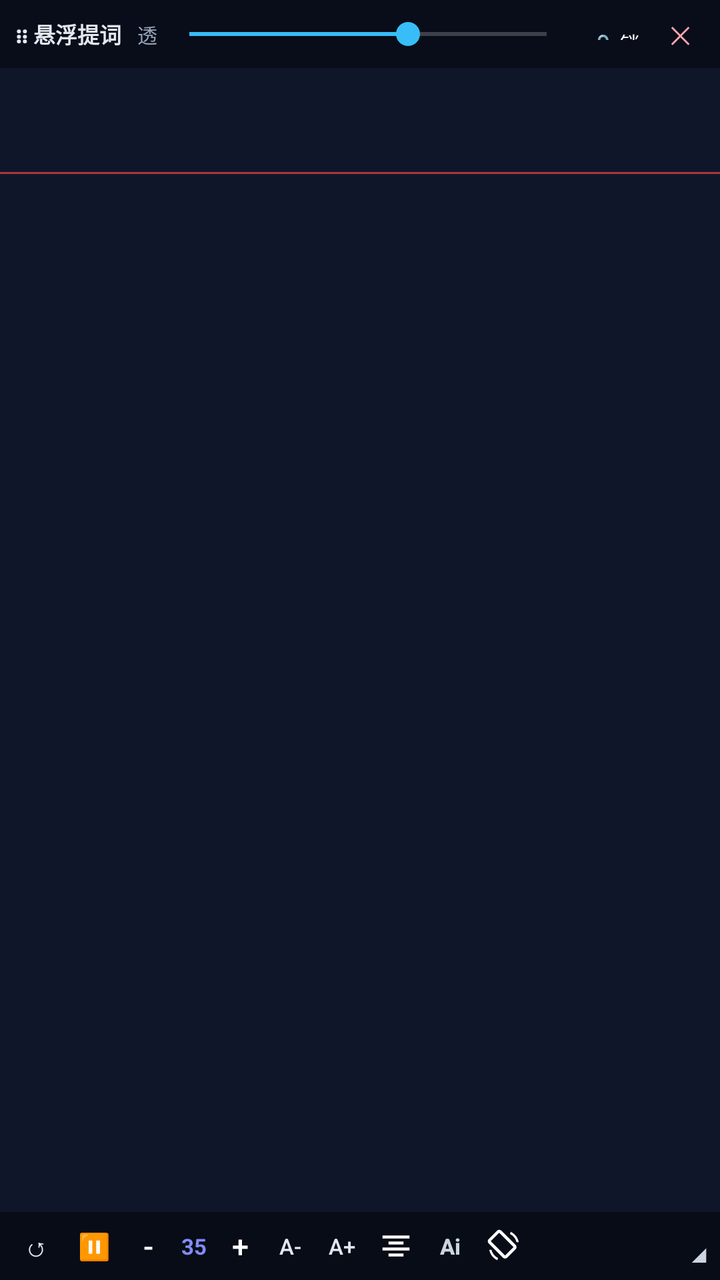
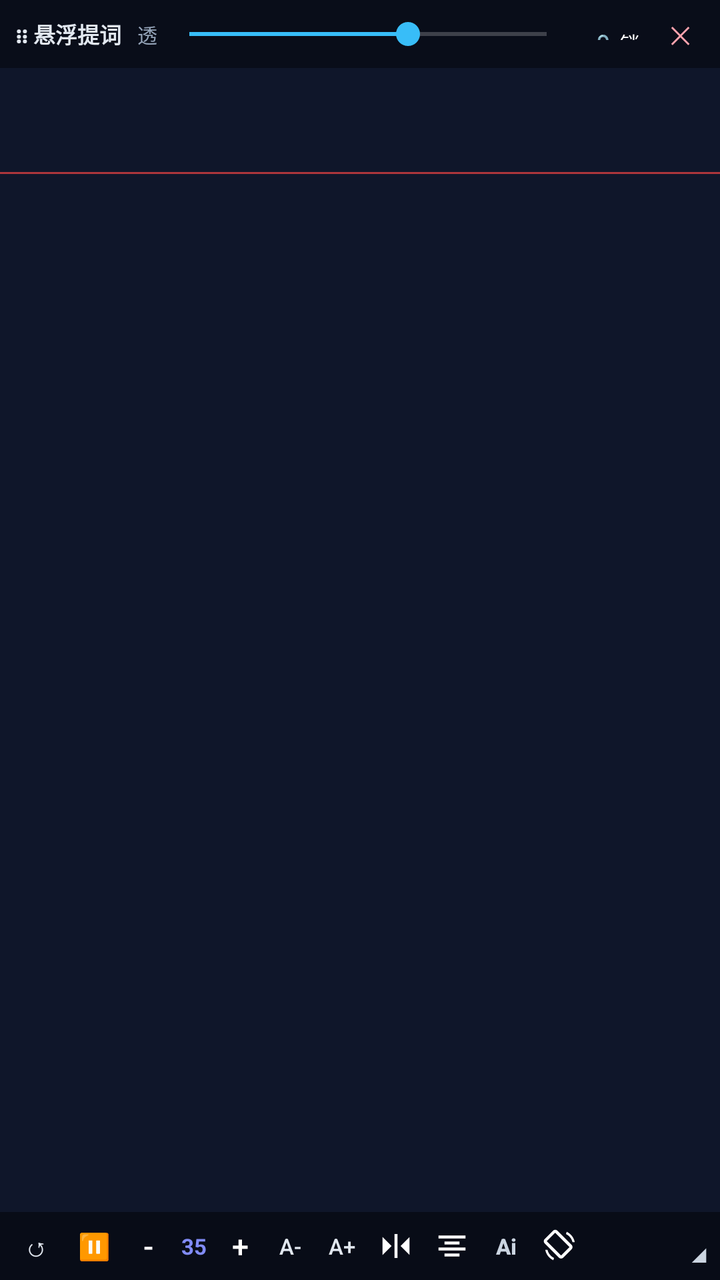

An Android layout rendered at two revisions. The XML below is the earlier revision; the diff shows what the commit changed to produce the second picture.
<!-- AndroidManifest.xml: application theme Theme.SmartPrompter -->
<!-- res/layout/floating_prompter.xml -->
<?xml version="1.0" encoding="utf-8"?>
<LinearLayout xmlns:android="http://schemas.android.com/apk/res/android"
    android:id="@+id/floatRootContainer"
    android:layout_width="match_parent"
    android:layout_height="match_parent"
    android:orientation="vertical"
    android:background="#8C0F172A">

    
    <LinearLayout
        android:id="@+id/floatDragHandle"
        android:layout_width="match_parent"
        android:layout_height="34dp"
        android:background="#66000000"
        android:orientation="horizontal"
        android:gravity="center_vertical"
        android:paddingStart="8dp"
        android:paddingEnd="6dp">

        <TextView
            android:layout_width="wrap_content"
            android:layout_height="wrap_content"
            android:text="⋮⋮ 悬浮提词"
            android:textColor="#E2E8F0"
            android:textSize="11sp"
            android:textStyle="bold" />

        <TextView
            android:layout_width="wrap_content"
            android:layout_height="wrap_content"
            android:text="透"
            android:textColor="#94A3B8"
            android:textSize="10sp"
            android:layout_marginStart="8dp" />

        <SeekBar
            android:id="@+id/floatOpacitySeek"
            android:layout_width="0dp"
            android:layout_height="wrap_content"
            android:layout_weight="1"
            android:max="90"
            android:progress="55" />

        <Button
            android:id="@+id/btnFloatLock"
            style="?android:attr/borderlessButtonStyle"
            android:layout_width="wrap_content"
            android:layout_height="26dp"
            android:minWidth="0dp"
            android:paddingStart="6dp"
            android:paddingEnd="6dp"
            android:text="🔒 锁"
            android:textColor="#FFFFFF"
            android:textSize="10sp" />

        <Button
            android:id="@+id/btnFloatClose"
            style="?android:attr/borderlessButtonStyle"
            android:layout_width="28dp"
            android:layout_height="26dp"
            android:minWidth="0dp"
            android:padding="0dp"
            android:text="✕"
            android:textColor="#FDA4AF"
            android:textSize="12sp" />
    </LinearLayout>

    
    <FrameLayout
        android:id="@+id/floatTextArea"
        android:layout_width="match_parent"
        android:layout_height="0dp"
        android:layout_weight="1">

        <View
            android:layout_width="match_parent"
            android:layout_height="1dp"
            android:layout_marginTop="52dp"
            android:background="#B3EF4444" />

        <ScrollView
            android:id="@+id/floatScrollContainer"
            android:layout_width="match_parent"
            android:layout_height="match_parent"
            android:scrollbars="none"
            android:overScrollMode="never">

            <LinearLayout
                android:id="@+id/floatTextWrapper"
                android:layout_width="match_parent"
                android:layout_height="wrap_content"
                android:orientation="vertical"
                android:paddingStart="12dp"
                android:paddingEnd="12dp"
                android:paddingTop="48dp"
                android:paddingBottom="180dp">

                <TextView
                    android:id="@+id/tvFloatText"
                    android:layout_width="match_parent"
                    android:layout_height="wrap_content"
                    android:gravity="center_horizontal"
                    android:lineSpacingMultiplier="1.35"
                    android:shadowColor="#FF000000"
                    android:shadowDx="0"
                    android:shadowDy="1"
                    android:shadowRadius="4"
                    android:textColor="#FFFFFF"
                    android:textSize="20sp"
                    android:textStyle="bold" />
            </LinearLayout>
        </ScrollView>
    </FrameLayout>

    
    <LinearLayout
        android:layout_width="match_parent"
        android:layout_height="34dp"
        android:background="#73000000"
        android:orientation="horizontal"
        android:gravity="center_vertical"
        android:paddingStart="4dp"
        android:paddingEnd="4dp">

        <HorizontalScrollView
            android:layout_width="0dp"
            android:layout_height="match_parent"
            android:layout_weight="1"
            android:scrollbars="none">

            <LinearLayout
                android:layout_width="wrap_content"
                android:layout_height="match_parent"
                android:orientation="horizontal"
                android:gravity="center_vertical">

                <Button
                    android:id="@+id/btnFloatRestart"
                    style="?android:attr/borderlessButtonStyle"
                    android:layout_width="28dp"
                    android:layout_height="30dp"
                    android:minWidth="0dp"
                    android:padding="0dp"
                    android:text="↺"
                    android:textColor="#E2E8F0"
                    android:textSize="13sp" />

                <Button
                    android:id="@+id/btnFloatPlay"
                    style="?android:attr/borderlessButtonStyle"
                    android:layout_width="30dp"
                    android:layout_height="30dp"
                    android:minWidth="0dp"
                    android:padding="0dp"
                    android:text="⏸"
                    android:textColor="#818CF8"
                    android:textSize="13sp" />

                <Button
                    android:id="@+id/btnFloatSpeedMinus"
                    style="?android:attr/borderlessButtonStyle"
                    android:layout_width="24dp"
                    android:layout_height="30dp"
                    android:minWidth="0dp"
                    android:padding="0dp"
                    android:text="-"
                    android:textColor="#FFFFFF"
                    android:textSize="15sp" />

                <TextView
                    android:id="@+id/tvFloatSpeed"
                    android:layout_width="22dp"
                    android:layout_height="wrap_content"
                    android:gravity="center"
                    android:text="35"
                    android:textColor="#818CF8"
                    android:textSize="11sp"
                    android:textStyle="bold" />

                <Button
                    android:id="@+id/btnFloatSpeedPlus"
                    style="?android:attr/borderlessButtonStyle"
                    android:layout_width="24dp"
                    android:layout_height="30dp"
                    android:minWidth="0dp"
                    android:padding="0dp"
                    android:text="+"
                    android:textColor="#FFFFFF"
                    android:textSize="15sp" />

                <Button
                    android:id="@+id/btnFloatFontMinus"
                    style="?android:attr/borderlessButtonStyle"
                    android:layout_width="26dp"
                    android:layout_height="30dp"
                    android:minWidth="0dp"
                    android:padding="0dp"
                    android:text="A-"
                    android:textColor="#E2E8F0"
                    android:textSize="11sp" />

                <Button
                    android:id="@+id/btnFloatFontPlus"
                    style="?android:attr/borderlessButtonStyle"
                    android:layout_width="26dp"
                    android:layout_height="30dp"
                    android:minWidth="0dp"
                    android:padding="0dp"
                    android:text="A+"
                    android:textColor="#E2E8F0"
                    android:textSize="11sp" />

                <ImageButton
                    android:id="@+id/btnFloatAlign"
                    android:layout_width="28dp"
                    android:layout_height="30dp"
                    android:padding="5dp"
                    android:scaleType="centerInside"
                    android:background="?android:attr/selectableItemBackgroundBorderless"
                    android:src="@drawable/ic_align_center"
                    android:contentDescription="对齐" />

                <Button
                    android:id="@+id/btnFloatAi"
                    style="?android:attr/borderlessButtonStyle"
                    android:layout_width="26dp"
                    android:layout_height="30dp"
                    android:minWidth="0dp"
                    android:padding="0dp"
                    android:text="Ai"
                    android:textAllCaps="false"
                    android:textColor="#CBD5E1"
                    android:textSize="11sp"
                    android:textStyle="bold" />

                <ImageButton
                    android:id="@+id/btnFloatOrient"
                    android:layout_width="28dp"
                    android:layout_height="30dp"
                    android:padding="5dp"
                    android:scaleType="centerInside"
                    android:background="?android:attr/selectableItemBackgroundBorderless"
                    android:src="@drawable/ic_orientation"
                    android:contentDescription="旋转尺寸" />
            </LinearLayout>
        </HorizontalScrollView>

        <TextView
            android:id="@+id/floatResizeHandle"
            android:layout_width="22dp"
            android:layout_height="26dp"
            android:gravity="bottom|end"
            android:paddingEnd="2dp"
            android:paddingBottom="1dp"
            android:text="◢"
            android:textColor="#CBD5E1"
            android:textSize="12sp" />
    </LinearLayout>
</LinearLayout>
<!-- resources referenced by this layout -->
<resources>
  <!-- drawable ic_align_center (drawable) -->
  <vector xmlns:android="http://schemas.android.com/apk/res/android"
      android:width="24dp"
      android:height="24dp"
      android:viewportWidth="24"
      android:viewportHeight="24">
      <path
          android:fillColor="#FFFFFF"
          android:pathData="M3,5H21V7H3V5ZM7,9H17V11H7V9ZM3,13H21V15H3V13ZM7,17H17V19H7V17Z" />
  </vector>
  <!-- drawable ic_orientation (drawable) -->
  <vector xmlns:android="http://schemas.android.com/apk/res/android"
      android:width="24dp"
      android:height="24dp"
      android:viewportWidth="24"
      android:viewportHeight="24">
      <path
          android:fillColor="#FFFFFF"
          android:pathData="M16.48,2.52C19.22,3.81 21.25,6.36 21.82,9.41H20.31C19.77,7.06 18.14,5.08 15.96,4.04L16.48,2.52ZM7.52,21.48C4.78,20.19 2.75,17.64 2.18,14.59H3.69C4.23,16.94 5.86,18.92 8.04,19.96L7.52,21.48ZM10.23,1.75L19.78,11.3C20.56,12.08 20.56,13.35 19.78,14.13L14.13,19.78C13.35,20.56 12.08,20.56 11.3,19.78L1.75,10.23C0.97,9.45 0.97,8.18 1.75,7.4L7.4,1.75C8.18,0.97 9.45,0.97 10.23,1.75ZM8.81,3.17L3.17,8.81L12.72,18.36L18.36,12.72L8.81,3.17Z" />
  </vector>
  <style name="Theme.SmartPrompter" parent="Theme.AppCompat.NoActionBar">
          <item name="colorPrimary">@color/purple_500</item>
          <item name="colorPrimaryDark">#0F172A</item>
          <item name="colorAccent">@color/teal_200</item>
          <item name="android:windowBackground">#0F172A</item>
      </style>
  <color name="purple_500">#6366F1</color>
  <color name="teal_200">#38BDF8</color>
</resources>

<!-- the commit's change to res/layout/floating_prompter.xml (unified diff, before → after) -->
@@ -211,6 +211,16 @@
                     android:textSize="11sp" />
 
                 <ImageButton
+                    android:id="@+id/btnFloatMirror"
+                    android:layout_width="28dp"
+                    android:layout_height="30dp"
+                    android:padding="5dp"
+                    android:scaleType="centerInside"
+                    android:background="?android:attr/selectableItemBackgroundBorderless"
+                    android:src="@drawable/ic_mirror"
+                    android:contentDescription="镜像" />
+
+                <ImageButton
                     android:id="@+id/btnFloatAlign"
                     android:layout_width="28dp"
                     android:layout_height="30dp"
<!-- resource entries referenced after the edit -->
@@ -9,6 +9,22 @@
       <path
           android:fillColor="#FFFFFF"
           android:pathData="M3,5H21V7H3V5ZM7,9H17V11H7V9ZM3,13H21V15H3V13ZM7,17H17V19H7V17Z" />
+  </vector>
+  <!-- drawable ic_mirror (drawable) -->
+  <vector xmlns:android="http://schemas.android.com/apk/res/android"
+      android:width="24dp"
+      android:height="24dp"
+      android:viewportWidth="24"
+      android:viewportHeight="24">
+      <path
+          android:fillColor="#FFFFFF"
+          android:pathData="M3,6L9,12L3,18V6Z" />
+      <path
+          android:fillColor="#FFFFFF"
+          android:pathData="M11,4H13V20H11V4Z" />
+      <path
+          android:fillColor="#FFFFFF"
+          android:pathData="M21,6V18L15,12L21,6Z" />
   </vector>
   <!-- drawable ic_orientation (drawable) -->
   <vector xmlns:android="http://schemas.android.com/apk/res/android"
